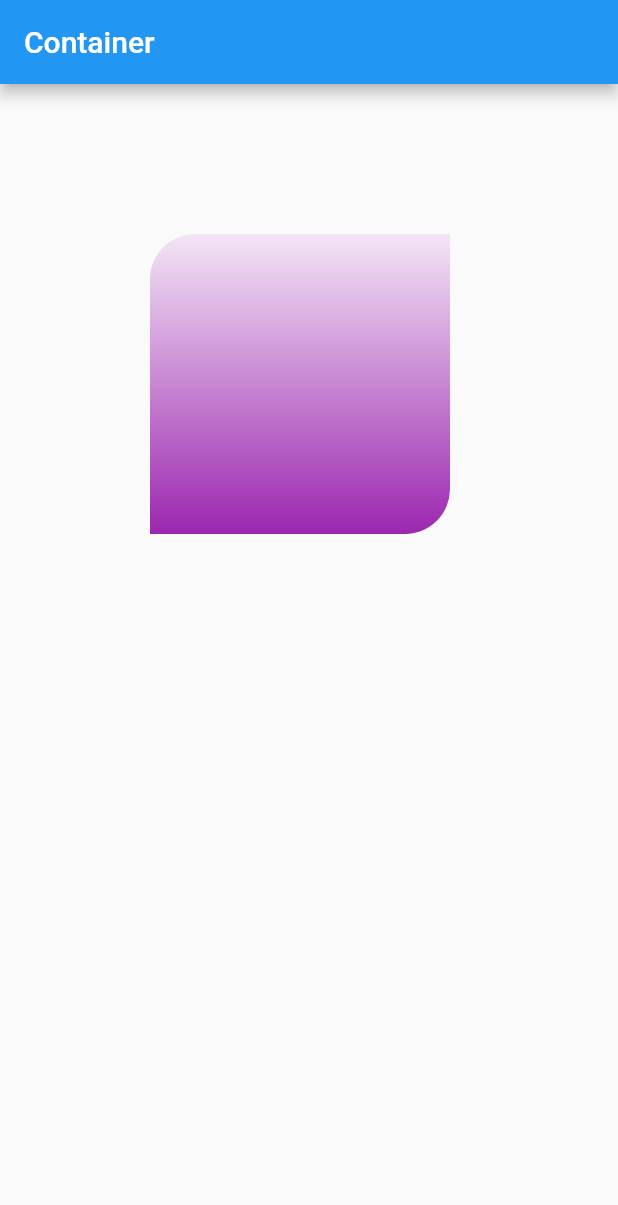
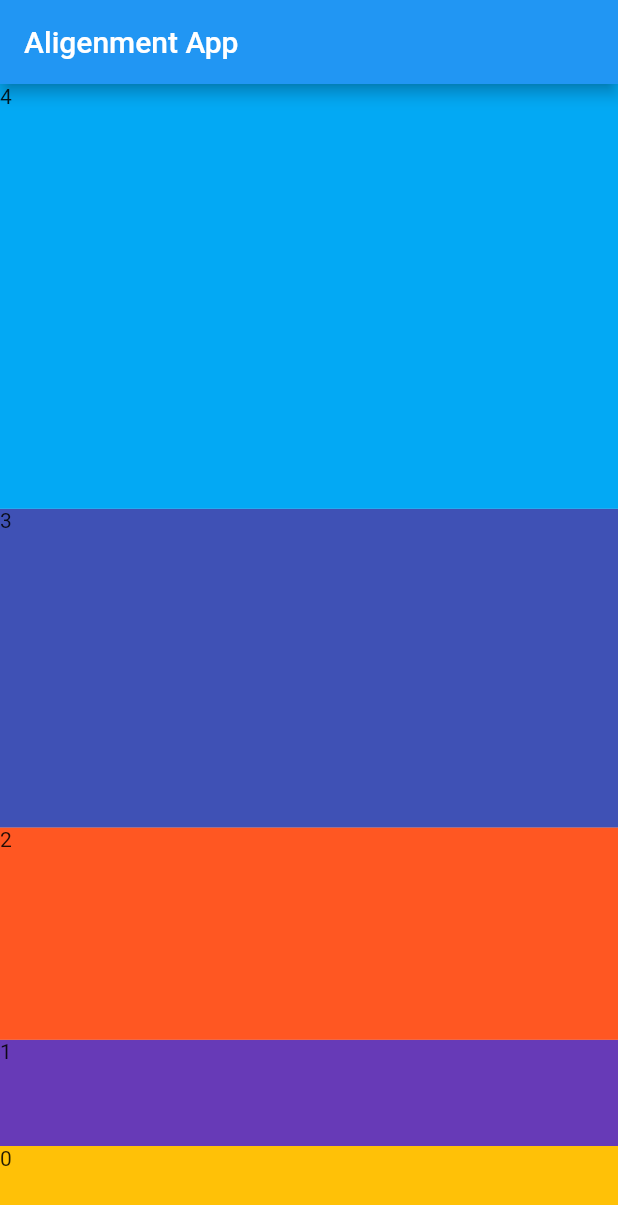
Before and after one commit to MostafaMo07/Layouts_Flutter, a Flutter app: the screen it shows after launch, on a phone screen of 412 x 824 dp. Shown: the top 1205 px of the screen. Run offline on Flutter 3.47's test engine with Material 2 defaults, Android fonts, the phone set to English and light mode, and no system bars.

Commit message:
Alignment

```diff
--- /dev/null
+++ b/layouts_flutter/lib/alignment.dart
@@ -0,0 +1,60 @@
+import 'package:flutter/material.dart';
+
+class MyApp3 extends StatelessWidget {
+  @override
+  Widget build(BuildContext context) {
+    return MaterialApp(
+      title: 'Row and Column',
+      home: Scaffold(
+        appBar: AppBar(
+          title: Text('Aligenment App'),
+        ),
+        backgroundColor: Colors.indigo[100],
+        body: Home(),
+      ),
+    );
+  }
+}
+
+class Home extends StatelessWidget {
+  @override
+  Widget build(BuildContext context) {
+    final sizeX = MediaQuery.of(context).size.width;
+    final sizeY = MediaQuery.of(context).size.height;
+    return Container(
+      width: sizeX,
+      height: sizeY,
+      child: Column(
+        verticalDirection: VerticalDirection.up,
+        mainAxisAlignment: MainAxisAlignment.spaceAround,
+        crossAxisAlignment: CrossAxisAlignment.stretch,
+        children: createSquares(5),
+      ),
+    );
+  }
+
+  List<Widget> createSquares(int numSqaures) {
+    int i = 0;
+    List colors = [
+      Colors.amber,
+      Colors.deepPurple,
+      Colors.deepOrange,
+      Colors.indigo,
+      Colors.lightBlue
+    ];
+    List<Widget> squares = <Widget>[];
+    while (i < numSqaures) {
+      Expanded sqaure = Expanded(
+          flex: i,
+          child: Container(
+            color: colors[i],
+            width: 60,
+            height: 60,
+            child: Text(i.toString()),
+          ));
+      i++;
+      squares.add(sqaure);
+    }
+    return squares;
+  }
+}
--- a/layouts_flutter/lib/main.dart
+++ b/layouts_flutter/lib/main.dart
@@ -1,8 +1,9 @@
 import 'package:flutter/material.dart';
+import 'package:layouts_flutter/alignment.dart';
 import 'package:layouts_flutter/container.dart';
 
 void main() {
-  runApp(MyApp2());
+  runApp(MyApp3());
 }
 
 class MyApp extends StatelessWidget {
```
